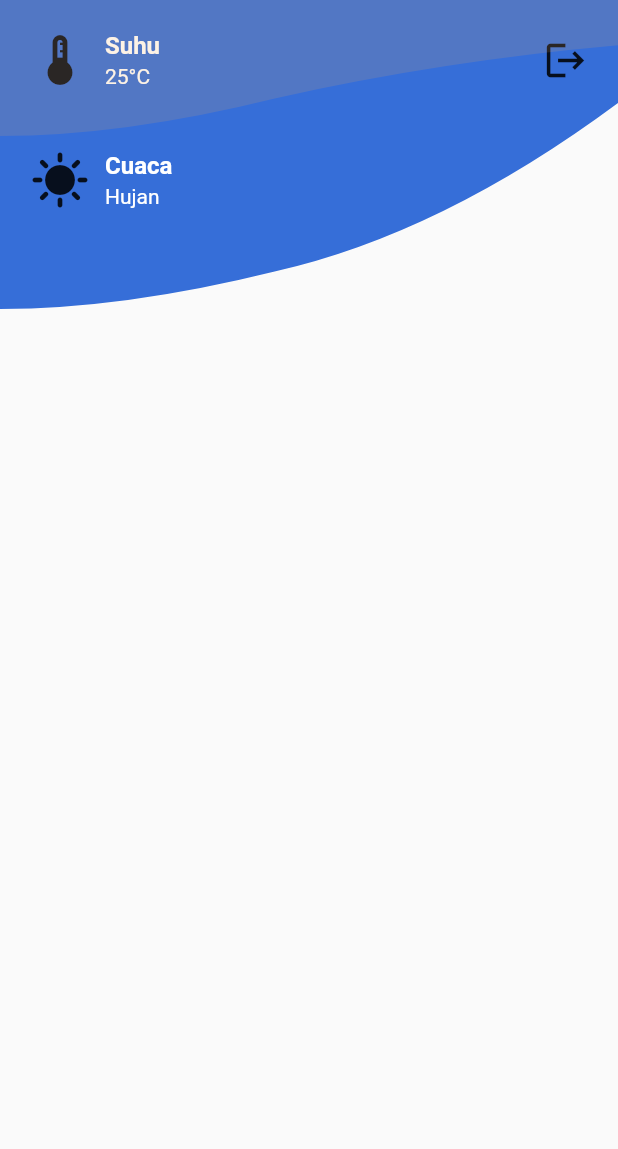
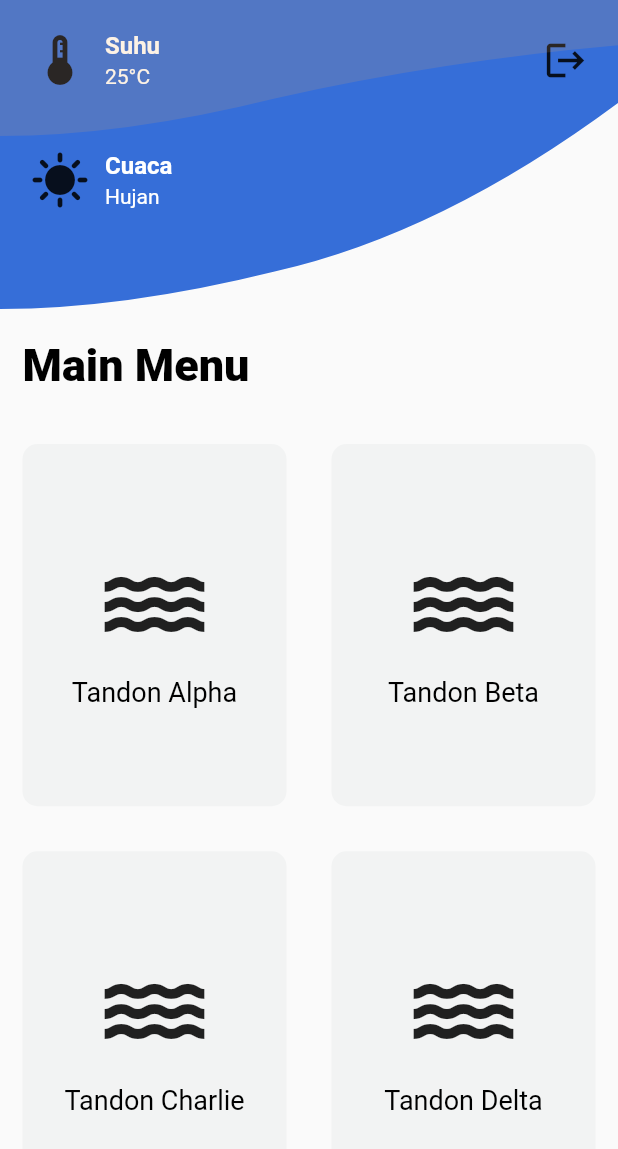
Before and after one commit to SanAdjie/iot_tandon, a Flutter app: the ListcardScreen screen opened by its route, on a phone screen of 412 x 824 dp. Shown: the top 1149 px of the screen. Run offline on Flutter 3.47's test engine with Material 2 defaults, Android fonts, the phone set to English and light mode, and no system bars.

Commit message:
Penambahan Icon Aplikasi dan ListCard Screen

```diff
--- a/lib/component/reusable_card.dart
+++ b/lib/component/reusable_card.dart
@@ -7,8 +7,9 @@ class ReusableCard extends StatelessWidget {
   late var iconTrail;
   String title;
   String description;
+  late Function()? ontap;
 
-  ReusableCard({this.iconLead, required this.title, required this.description,this.iconTrail});
+  ReusableCard({this.iconLead, required this.title, required this.description, this.iconTrail, this.ontap});
 
   @override
   Widget build(BuildContext context) {
@@ -22,7 +23,9 @@ class ReusableCard extends StatelessWidget {
         leading: iconLead,
         title: Text(title, style: TextStyle(fontWeight: FontWeight.w700)),
         subtitle: Text(description),
-        trailing: Icon(iconTrail, size: 30),
+        trailing: GestureDetector(
+            onTap: ontap,
+            child: Icon(iconTrail, size: 30)),
       ),
     );
   }
--- /dev/null
+++ b/lib/component/reusable_contectlistcard.dart
@@ -0,0 +1,23 @@
+import 'package:flutter/material.dart';
+
+class ReusableContentListCard extends StatelessWidget {
+
+  //Property
+  final IconData namaIcon;
+  final String label;
+
+  //Constructor
+  ReusableContentListCard({required this.namaIcon, required this.label});
+
+  @override
+  Widget build(BuildContext context) {
+    return Column(
+      mainAxisAlignment: MainAxisAlignment.center,
+      children: <Widget>[
+        Icon(namaIcon, size: 80),
+        SizedBox(height: 10),
+        Text(label, style: TextStyle(fontSize: 18.0),)
+      ],
+    );
+  }
+}
--- a/lib/component/reusable_customClipper.dart
+++ b/lib/component/reusable_customclipper.dart
@@ -4,7 +4,6 @@ class CustomClipperSaya extends CustomClipper<Path>{
 
   @override
   Path getClip(Size size){
-      debugPrint(size.width.toString());
       var path = Path();
       path.lineTo(0, size.height);
       var startSatu = Offset(size.width / 5, size.height);
--- /dev/null
+++ b/lib/component/reusable_listcard.dart
@@ -0,0 +1,24 @@
+import 'package:flutter/material.dart';
+
+class ReusableListCard extends StatelessWidget {
+  //Property
+  final Widget? child;
+  final Function()? onPress;
+
+  //Constructor
+  ReusableListCard({this.child, this.onPress});
+
+  @override
+  Widget build(BuildContext context) {
+    return GestureDetector(
+      onTap: onPress,
+      child: Container(
+        margin: const EdgeInsets.all(15.0),
+        decoration: BoxDecoration(
+            color: Color(0xFFF2F3F3),
+            borderRadius: BorderRadius.circular(10.0)),
+        child: child,
+      ),
+    );
+  }
+}
--- a/lib/screen/listcard_screen.dart
+++ b/lib/screen/listcard_screen.dart
@@ -1,7 +1,9 @@
 import 'package:flutter/material.dart';
-import 'package:iot_tandon/component/reusable_customClipper.dart';
+import 'package:iot_tandon/component/reusable_contectlistcard.dart';
+import 'package:iot_tandon/component/reusable_customclipper.dart';
 import 'package:iot_tandon/utility/const.dart';
 import 'package:iot_tandon/component/reusable_card.dart';
+import 'package:iot_tandon/component/reusable_listcard.dart';
 
 class ListcardScreen extends StatefulWidget {
 
@@ -14,7 +16,9 @@ class ListcardScreen extends StatefulWidget {
 class _ListCardState extends State<ListcardScreen> {
   @override
   Widget build(BuildContext context) {
-    return SafeArea(
+    return WillPopScope(
+      onWillPop: () async => false,
+      child: SafeArea(
           child: Scaffold(
             body:  Column(
               crossAxisAlignment: CrossAxisAlignment.stretch,
@@ -31,7 +35,10 @@ class _ListCardState extends State<ListcardScreen> {
                         child: Column(
                           children: <Widget>[
                             ReusableCard(iconLead: Icon(Icons.device_thermostat, size: 40),
-                            title: "Suhu", iconTrail: Icons.logout, description: "25°C",),
+                              title: "Suhu", iconTrail: Icons.logout, description: "25°C", ontap: (){
+                              Navigator.pop(context);
+                              //TODO : AUTH LOGOUT
+                              },),
                             ReusableCard(iconLead: Icon(Icons.sunny, size: 40),
                               title: "Cuaca", description: "Hujan",)
                           ],
@@ -50,11 +57,41 @@ class _ListCardState extends State<ListcardScreen> {
                 ) ,
                 Expanded(
                   flex: 6,
-                child: Container()
+                  child: Column(
+                    crossAxisAlignment: CrossAxisAlignment.stretch,
+                    children: <Widget>[
+                      Container(
+                          padding: EdgeInsets.fromLTRB(15, 20, 20, 20),
+                          child: Text("Main Menu ", style: kStyleText1)),
+                      Expanded(
+                        child: Row(
+                          crossAxisAlignment: CrossAxisAlignment.stretch,
+                          children: <Widget>[
+                            Expanded(child: ReusableListCard(onPress: (){},
+                                child: ReusableContentListCard(label: "Tandon Alpha", namaIcon: Icons.water))),
+                            Expanded(child: ReusableListCard(onPress: (){},
+                                child: ReusableContentListCard(label: "Tandon Beta", namaIcon: Icons.water)))
+                          ],
+                        ),
+                      ),
+                      Expanded(
+                        child: Row(
+                          crossAxisAlignment: CrossAxisAlignment.stretch,
+                          children: <Widget>[
+                            Expanded(child: ReusableListCard(onPress: (){},
+                                child: ReusableContentListCard(label: "Tandon Charlie", namaIcon: Icons.water))),
+                            Expanded(child: ReusableListCard(onPress: (){},
+                                child: ReusableContentListCard(label: "Tandon Delta", namaIcon: Icons.water)))
+                          ],
+                        ),
+                      ),
+                    ],
                   )
+                ),
               ],
             ),
           )
+      ),
     );
   }
 }
--- a/lib/screen/login_screen.dart
+++ b/lib/screen/login_screen.dart
@@ -67,7 +67,10 @@ class _RegisterState extends State<LoginScreen> {
                         ],
                       ),
                       ReusableButton(text: "Log In", ontap: (){
-                        //TODO : PERLU AUTENTIFIKASI
+                        //TODO : LOGIN AUTH
+                        //TODO : MODAL PROGRESS HUD
+                        //TODO : ASYNC-AWAIT
+                        //TODO : TRY-CATCH
                         Navigator.pushNamed(context, ListcardScreen.id);
                       }),
                     ],
--- a/lib/screen/register_screen.dart
+++ b/lib/screen/register_screen.dart
@@ -57,7 +57,8 @@ class _RegisterScreenState extends State<RegisterScreen> {
                     ],
                   ),
                   ReusableButton(text: "Daftar", ontap: (){
-                    //TODO : MASUKKAN SETSTATE
+                    //TODO : PERLU REGISTER AUTH
+                    Navigator.pop(context);
                   }),
                 ],
               ),
--- a/lib/utility/const.dart
+++ b/lib/utility/const.dart
@@ -11,3 +11,7 @@ const kBGPutih = Color(0xFFFFFFFF);
 const kSpasiInput = SizedBox(height: 15);
 
 const kStyleHeader1 = TextStyle(fontSize: 35, fontWeight: FontWeight.w700);
+
+const kStyleText1 = TextStyle(
+    fontSize: 30, fontWeight: FontWeight.w900, textBaseline: TextBaseline.alphabetic
+);
```
Also changed, not shown: lib/logic/login_checker.dart (added), lib/logic/weather_logic.dart (added), 19 other files. Lines whose indentation alone changed are shown as unchanged.
